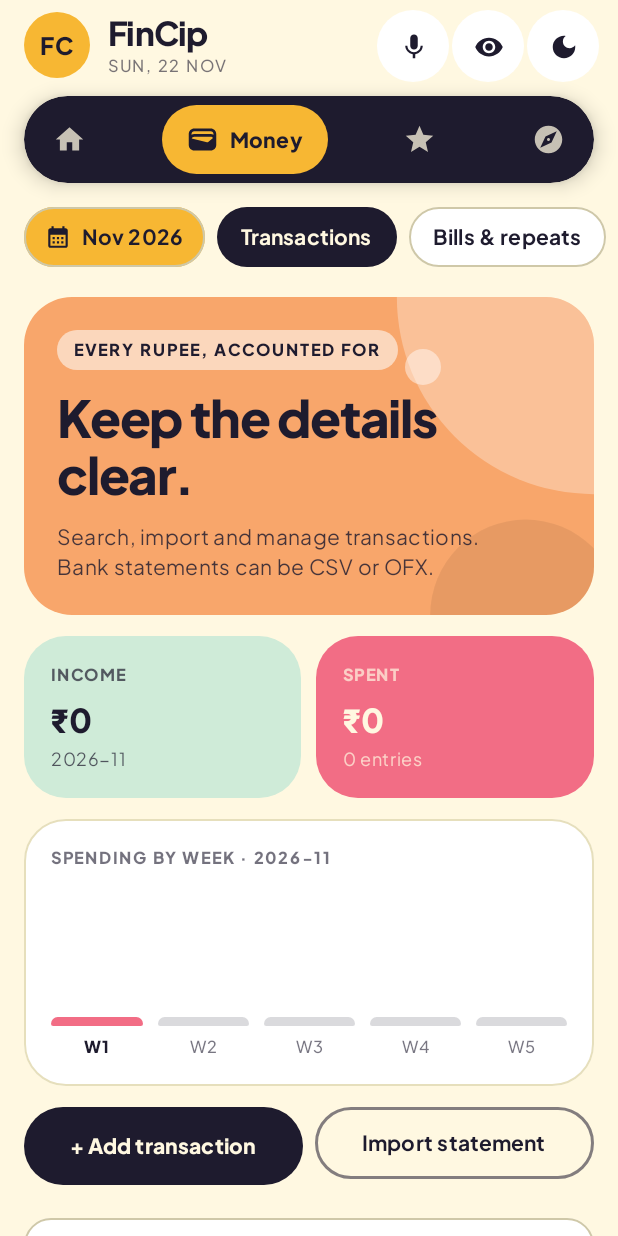
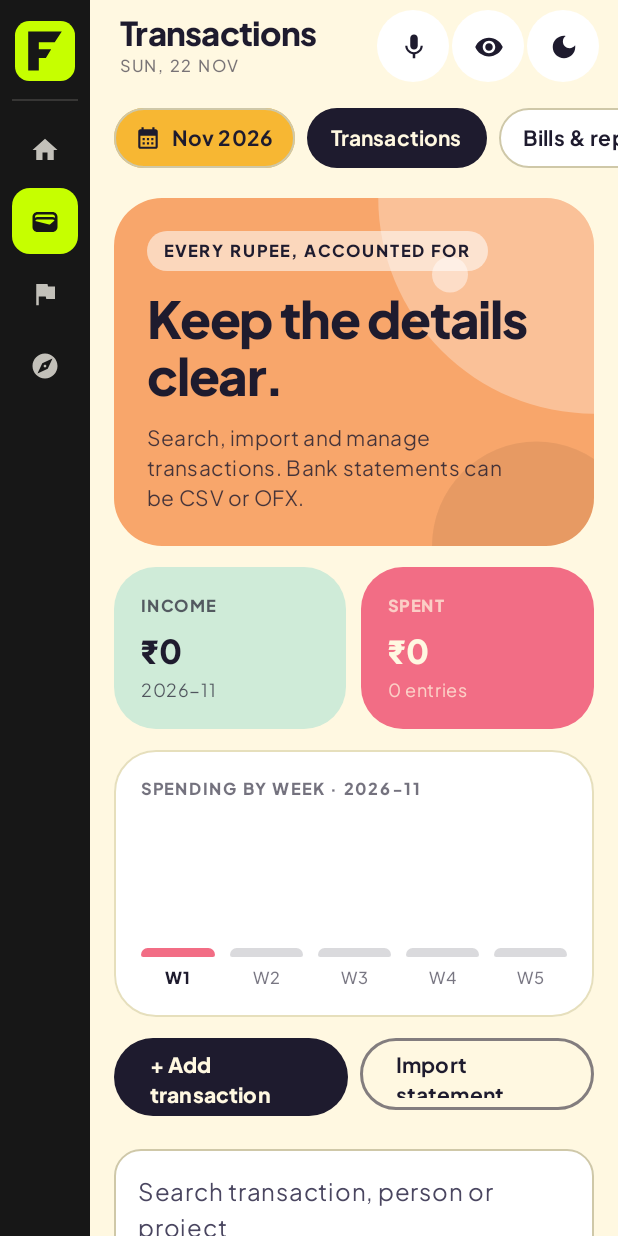
Before and after one commit to iseeasta/FinCipApp, an Android app built with Jetpack Compose: the screen it shows after launch (MainActivity), tab 2 chosen, on a phone screen of 412 x 824 dp. Run offline under Robolectric (Android 15) with nearby library versions, the phone set to English and light mode, and no system bars; libraries missing offline, so code that uses them is left out: java.io, kotlinx.coroutines, kotlinx.coroutines.launch, kotlinx.coroutines.withContext; 1 statement that could not run was skipped.

Commit message:
Collapsible left sidebar, new FinCip mark, launcher icon and splash
Co-Authored-By: Claude Sonnet 5.5 <noreply@anthropic.com>
Claude-Session: https://claude.ai/code/session_01DBYJWRgWpmadHPaHGRoME3

```diff
--- a/FinCip-Native-Android/app/src/main/java/com/fincip/nativeapp/MainActivity.kt
+++ b/FinCip-Native-Android/app/src/main/java/com/fincip/nativeapp/MainActivity.kt
@@ -41,6 +41,19 @@ import androidx.compose.ui.draw.shadow
 import androidx.compose.ui.graphics.luminance
 import androidx.compose.ui.semantics.Role
 import com.fincip.nativeapp.ui.Pop
+import com.fincip.nativeapp.ui.FinCipInk
+import com.fincip.nativeapp.ui.FinCipMark
+import com.fincip.nativeapp.ui.FinCipSidebar
+import com.fincip.nativeapp.ui.SidebarCollapsedWidth
+import com.fincip.nativeapp.ui.SidebarExpandedWidth
+import androidx.compose.animation.AnimatedVisibility
+import androidx.compose.animation.core.FastOutSlowInEasing
+import androidx.compose.animation.core.animateDpAsState
+import androidx.compose.animation.fadeIn
+import androidx.compose.animation.fadeOut
+import androidx.compose.foundation.interaction.MutableInteractionSource
+import androidx.compose.foundation.layout.width
+import androidx.compose.ui.platform.LocalConfiguration
 import com.fincip.nativeapp.ui.PopField
 import com.fincip.nativeapp.ui.PopChip
 import androidx.compose.foundation.layout.padding
@@ -185,6 +198,7 @@ private fun FinCipApp(store: FinanceStore, securePrefs: SecurePrefs) {
     var dark by remember { mutableStateOf(context.getSharedPreferences("fincip_ui", 0).getBoolean("dark", false)) }
     var page by remember { mutableStateOf("overview") }
     var group by remember { mutableStateOf("Home") }
+    var sidebarExpanded by remember { mutableStateOf(context.resources.configuration.screenWidthDp >= 600 && context.getSharedPreferences("fincip_ui", 0).getBoolean("sidebar_expanded", true)) }
     var month by remember { mutableStateOf(currentMonth()) }
     var showEntry by remember { mutableStateOf(false) }
     var showBackupPassword by remember { mutableStateOf(false) }
@@ -659,13 +673,26 @@ private fun FinCipApp(store: FinanceStore, securePrefs: SecurePrefs) {
             }
         }
         if (loading) {
-            Box(Modifier.fillMaxSize(), contentAlignment = Alignment.Center) { Text("FinCip is opening your money space…", fontWeight = FontWeight.Bold) }
+            Box(Modifier.fillMaxSize().background(FinCipInk), contentAlignment = Alignment.Center) {
+                Column(horizontalAlignment = Alignment.CenterHorizontally, verticalArrangement = Arrangement.spacedBy(14.dp)) {
+                    FinCipMark(size = 88.dp)
+                    Text("FinCip", color = Color(0xFFF3F0E7), fontWeight = FontWeight.Black, fontSize = 30.sp, letterSpacing = (-1).sp)
+                    Text("OPENING YOUR MONEY SPACE", color = Color(0xFFF3F0E7).copy(alpha = .55f), style = MaterialTheme.typography.labelSmall, letterSpacing = 1.6.sp)
+                }
+            }
         } else {
             val privacy = workspace.objectOrEmpty("settings").bool("privacyMode")
             val monthIncome = incomeTotal(workspace, month)
             val monthExpenses = expenseTotal(workspace, month)
             val balance = incomeTotal(workspace) - expenseTotal(workspace)
             val savingsRate = if (monthIncome > 0) (monthIncome - monthExpenses) / monthIncome * 100 else 0.0
+            val wide = LocalConfiguration.current.screenWidthDp >= 600
+            val sidebarW by animateDpAsState(if (sidebarExpanded) SidebarExpandedWidth else SidebarCollapsedWidth, tween(260, easing = FastOutSlowInEasing), label = "sidebarWidth")
+            androidx.activity.compose.BackHandler(enabled = !wide && sidebarExpanded) { sidebarExpanded = false }
+            Box(Modifier.fillMaxSize().background(MaterialTheme.colorScheme.background)) {
+              Row(Modifier.fillMaxSize()) {
+                Spacer(Modifier.width(if (wide) sidebarW else SidebarCollapsedWidth))
+                Box(Modifier.weight(1f)) {
             Scaffold(
                 containerColor = MaterialTheme.colorScheme.background,
                 contentWindowInsets = WindowInsets(0, 0, 0, 0),
@@ -675,9 +702,8 @@ private fun FinCipApp(store: FinanceStore, securePrefs: SecurePrefs) {
                         Modifier.fillMaxWidth().padding(horizontal = 16.dp, vertical = 8.dp),
                         verticalAlignment = Alignment.CenterVertically, horizontalArrangement = Arrangement.spacedBy(8.dp)
                     ) {
-                        Box(Modifier.size(44.dp).background(Pop.Sun, CircleShape), contentAlignment = Alignment.Center) { Text("FC", color = Pop.Ink, fontWeight = FontWeight.Black, fontSize = 16.sp) }
                         Column(Modifier.weight(1f).padding(start = 4.dp)) {
-                            Text("FinCip", fontWeight = FontWeight.Black, fontSize = 22.sp, letterSpacing = (-0.5).sp, maxLines = 1)
+                            Text(NAV_PAGES.firstOrNull { it.id == page }?.title ?: "FinCip", fontWeight = FontWeight.Black, fontSize = 22.sp, letterSpacing = (-0.5).sp, maxLines = 1)
                             Text(LocalDate.now().format(DateTimeFormatter.ofPattern("EEE, d MMM", Locale.ENGLISH)).uppercase(), style = MaterialTheme.typography.labelSmall, letterSpacing = 1.2.sp, color = MaterialTheme.colorScheme.onBackground.copy(alpha = .6f), maxLines = 1)
                         }
                         val chipBg = MaterialTheme.colorScheme.surface
@@ -685,7 +711,6 @@ private fun FinCipApp(store: FinanceStore, securePrefs: SecurePrefs) {
                         IconButton(modifier = Modifier.size(42.dp).background(chipBg, CircleShape), onClick = { updateWorkspace { root -> val settings = root.objectOrEmpty("settings"); settings.addProperty("privacyMode", !settings.bool("privacyMode")); root.add("settings", settings) } }) { Icon(if (privacy) Icons.Default.VisibilityOff else Icons.Default.Visibility, contentDescription = "Toggle privacy", modifier = Modifier.size(20.dp)) }
                         IconButton(modifier = Modifier.size(42.dp).background(chipBg, CircleShape), onClick = { dark = !dark; context.getSharedPreferences("fincip_ui", 0).edit().putBoolean("dark", dark).apply() }) { Icon(if (dark) Icons.Default.LightMode else Icons.Default.DarkMode, contentDescription = "Toggle theme", modifier = Modifier.size(20.dp)) }
                     }
-                    PillNav(selected = group) { g -> group = g; page = NAV_PAGES.first { it.group == g }.id }
                     Row(Modifier.fillMaxWidth().horizontalScroll(rememberScrollState()).padding(horizontal = 16.dp, vertical = 8.dp), horizontalArrangement = Arrangement.spacedBy(8.dp), verticalAlignment = Alignment.CenterVertically) {
                         MonthMenu(month) { month = it }
                         NAV_PAGES.filter { it.group == group }.forEach { item ->
@@ -834,6 +859,18 @@ private fun FinCipApp(store: FinanceStore, securePrefs: SecurePrefs) {
                     }
                     }
                 }
+            }
+                }
+              }
+              AnimatedVisibility(visible = !wide && sidebarExpanded, enter = fadeIn(tween(200)), exit = fadeOut(tween(200))) {
+                  Box(Modifier.fillMaxSize().background(Color.Black.copy(alpha = .5f)).clickable(interactionSource = remember { MutableInteractionSource() }, indication = null) { sidebarExpanded = false })
+              }
+              FinCipSidebar(
+                  pages = NAV_PAGES, selectedPage = page, expanded = sidebarExpanded, width = sidebarW,
+                  onToggle = { sidebarExpanded = !sidebarExpanded; if (wide) context.getSharedPreferences("fincip_ui", 0).edit().putBoolean("sidebar_expanded", sidebarExpanded).apply() },
+                  onSelect = { target -> group = target.group; page = target.id; if (!wide) sidebarExpanded = false },
+                  modifier = Modifier.align(Alignment.TopStart)
+              )
             }
         }
     }
@@ -1260,35 +1297,3 @@ private fun writePdfReport(context: android.content.Context, uri: Uri, workspace
     context.contentResolver.openOutputStream(uri)?.use { doc.writeTo(it) }
     doc.close()
 }
-
-
-/** Dark pill navigation pinned under the header. The active tab expands into a sun-yellow capsule with its label. */
-@Composable
-private fun PillNav(selected: String, onSelect: (String) -> Unit) {
-    val items = listOf("Home" to Icons.Default.Home, "Money" to Icons.Default.Wallet, "Plan" to Icons.Default.Star, "Explore" to Icons.Default.Explore)
-    val isDark = MaterialTheme.colorScheme.background.luminance() < 0.3f
-    val pillColor = if (isDark) Color(0xFF110E26) else Pop.Ink
-    val pill = RoundedCornerShape(50)
-    Box(Modifier.fillMaxWidth().padding(horizontal = 16.dp, vertical = 4.dp)) {
-        Row(
-            Modifier.fillMaxWidth().shadow(8.dp, pill).background(pillColor, pill).padding(6.dp),
-            horizontalArrangement = Arrangement.SpaceBetween, verticalAlignment = Alignment.CenterVertically
-        ) {
-            items.forEach { (name, icon) ->
-                val active = name == selected
-                val bg by animateColorAsState(if (active) Pop.Sun else Color.Transparent, tween(200), label = "navBg")
-                val fg by animateColorAsState(if (active) Pop.Ink else Pop.Cream.copy(alpha = .75f), tween(200), label = "navFg")
-                Row(
-                    Modifier.clip(pill).background(bg).clickable(role = Role.Tab) { onSelect(name) }.animateContentSize().padding(horizontal = if (active) 16.dp else 13.dp, vertical = 12.dp),
-                    verticalAlignment = Alignment.CenterVertically
-                ) {
-                    Icon(icon, contentDescription = name, tint = fg, modifier = Modifier.size(22.dp))
-                    if (active) {
-                        Spacer(Modifier.width(7.dp))
-                        Text(name, color = fg, fontWeight = FontWeight.Black, style = MaterialTheme.typography.labelLarge, maxLines = 1)
-                    }
-                }
-            }
-        }
-    }
-}
--- /dev/null
+++ b/FinCip-Native-Android/app/src/main/java/com/fincip/nativeapp/ui/Brand.kt
@@ -0,0 +1,69 @@
+package com.fincip.nativeapp.ui
+
+import androidx.compose.foundation.Canvas
+import androidx.compose.foundation.layout.Arrangement
+import androidx.compose.foundation.layout.Row
+import androidx.compose.foundation.layout.size
+import androidx.compose.material3.Text
+import androidx.compose.runtime.Composable
+import androidx.compose.ui.Alignment
+import androidx.compose.ui.Modifier
+import androidx.compose.ui.geometry.CornerRadius
+import androidx.compose.ui.geometry.Offset
+import androidx.compose.ui.graphics.Color
+import androidx.compose.ui.graphics.Path
+import androidx.compose.ui.graphics.drawscope.Stroke
+import androidx.compose.ui.text.font.FontWeight
+import androidx.compose.ui.unit.Dp
+import androidx.compose.ui.unit.dp
+import androidx.compose.ui.unit.sp
+
+val FinCipLime = Color(0xFFC6FF00)
+val FinCipInk = Color(0xFF171717)
+
+/**
+ * The FinCip mark: a single-colour F whose arms are cut on a rising diagonal, so the letter
+ * also reads as upward movement. Same geometry as the Android launcher icon (ic_launcher_foreground).
+ */
+@Composable
+fun FinCipMark(
+    modifier: Modifier = Modifier,
+    size: Dp = 40.dp,
+    tile: Color = FinCipLime,
+    glyph: Color = FinCipInk,
+    border: Color? = null
+) {
+    Canvas(modifier.size(size)) {
+        val s = this.size.width
+        drawRoundRect(tile, cornerRadius = CornerRadius(s * 0.24f))
+        if (border != null) drawRoundRect(border, cornerRadius = CornerRadius(s * 0.24f), style = Stroke(s * 0.06f))
+        // F glyph in a 38 x 44 box (viewport units), centred in the tile with ~20% padding.
+        val u = s * 0.56f / 38f
+        val ox = s * 0.22f
+        val oy = (s - 44f * u) / 2f
+        fun p(x: Float, y: Float) = Offset(ox + x * u, oy + y * u)
+        val f = Path().apply {
+            moveTo(p(0f, 0f).x, p(0f, 0f).y)
+            lineTo(p(38f, 0f).x, p(38f, 0f).y)
+            lineTo(p(30f, 12f).x, p(30f, 12f).y)
+            lineTo(p(12f, 12f).x, p(12f, 12f).y)
+            lineTo(p(12f, 20f).x, p(12f, 20f).y)
+            lineTo(p(26f, 20f).x, p(26f, 20f).y)
+            lineTo(p(20f, 30f).x, p(20f, 30f).y)
+            lineTo(p(12f, 30f).x, p(12f, 30f).y)
+            lineTo(p(12f, 44f).x, p(12f, 44f).y)
+            lineTo(p(0f, 44f).x, p(0f, 44f).y)
+            close()
+        }
+        drawPath(f, glyph)
+    }
+}
+
+/** Horizontal logo: mark + wordmark. */
+@Composable
+fun FinCipLogo(modifier: Modifier = Modifier, markSize: Dp = 36.dp, textColor: Color, tile: Color = FinCipLime, glyph: Color = FinCipInk) {
+    Row(modifier, verticalAlignment = Alignment.CenterVertically, horizontalArrangement = Arrangement.spacedBy(10.dp)) {
+        FinCipMark(size = markSize, tile = tile, glyph = glyph)
+        Text("FinCip", color = textColor, fontWeight = FontWeight.Black, fontSize = (markSize.value * 0.62f).sp, letterSpacing = (-0.8).sp)
+    }
+}
--- /dev/null
+++ b/FinCip-Native-Android/app/src/main/java/com/fincip/nativeapp/ui/Sidebar.kt
@@ -0,0 +1,186 @@
+package com.fincip.nativeapp.ui
+
+import android.widget.Toast
+import androidx.compose.animation.animateColorAsState
+import androidx.compose.animation.core.tween
+import androidx.compose.foundation.ExperimentalFoundationApi
+import androidx.compose.foundation.background
+import androidx.compose.foundation.combinedClickable
+import androidx.compose.foundation.layout.Arrangement
+import androidx.compose.foundation.layout.Box
+import androidx.compose.foundation.layout.Column
+import androidx.compose.foundation.layout.Row
+import androidx.compose.foundation.layout.Spacer
+import androidx.compose.foundation.layout.fillMaxHeight
+import androidx.compose.foundation.layout.fillMaxWidth
+import androidx.compose.foundation.layout.height
+import androidx.compose.foundation.layout.navigationBarsPadding
+import androidx.compose.foundation.layout.padding
+import androidx.compose.foundation.layout.size
+import androidx.compose.foundation.layout.statusBarsPadding
+import androidx.compose.foundation.layout.width
+import androidx.compose.foundation.rememberScrollState
+import androidx.compose.foundation.shape.RoundedCornerShape
+import androidx.compose.foundation.verticalScroll
+import androidx.compose.material.icons.Icons
+import androidx.compose.material.icons.filled.AccountBalance
+import androidx.compose.material.icons.filled.Autorenew
+import androidx.compose.material.icons.filled.Bolt
+import androidx.compose.material.icons.filled.Calculate
+import androidx.compose.material.icons.filled.Circle
+import androidx.compose.material.icons.filled.CurrencyExchange
+import androidx.compose.material.icons.filled.Dashboard
+import androidx.compose.material.icons.filled.Diamond
+import androidx.compose.material.icons.filled.Event
+import androidx.compose.material.icons.filled.Explore
+import androidx.compose.material.icons.filled.Flag
+import androidx.compose.material.icons.filled.Groups
+import androidx.compose.material.icons.filled.Home
+import androidx.compose.material.icons.filled.Insights
+import androidx.compose.material.icons.filled.PieChart
+import androidx.compose.material.icons.filled.Receipt
+import androidx.compose.material.icons.filled.ReceiptLong
+import androidx.compose.material.icons.filled.Science
+import androidx.compose.material.icons.filled.Settings
+import androidx.compose.material.icons.filled.Shield
+import androidx.compose.material.icons.filled.ShowChart
+import androidx.compose.material.icons.filled.Timeline
+import androidx.compose.material.icons.filled.Wallet
+import androidx.compose.material.icons.filled.SwapHoriz
+import androidx.compose.material3.Icon
+import androidx.compose.material3.MaterialTheme
+import androidx.compose.material3.Text
+import androidx.compose.runtime.Composable
+import androidx.compose.runtime.getValue
+import androidx.compose.ui.Alignment
+import androidx.compose.ui.Modifier
+import androidx.compose.ui.draw.clip
+import androidx.compose.ui.draw.clipToBounds
+import androidx.compose.ui.graphics.Color
+import androidx.compose.ui.graphics.vector.ImageVector
+import androidx.compose.ui.platform.LocalContext
+import androidx.compose.ui.semantics.Role
+import androidx.compose.ui.text.font.FontWeight
+import androidx.compose.ui.text.style.TextOverflow
+import androidx.compose.ui.unit.Dp
+import androidx.compose.ui.unit.dp
+import androidx.compose.ui.unit.sp
+import com.fincip.nativeapp.data.NavPage
+
+val SidebarCollapsedWidth = 60.dp
+val SidebarExpandedWidth = 248.dp
+
+private val Bone = Color(0xFFF3F0E7)
+
+private fun groupIcon(group: String): ImageVector = when (group) {
+    "Home" -> Icons.Default.Home
+    "Money" -> Icons.Default.Wallet
+    "Plan" -> Icons.Default.Flag
+    else -> Icons.Default.Explore
+}
+
+private fun pageIcon(id: String): ImageVector = when (id) {
+    "overview" -> Icons.Default.Dashboard
+    "transactions" -> Icons.Default.SwapHoriz
+    "recurring" -> Icons.Default.Autorenew
+    "calendar" -> Icons.Default.Event
+    "subscriptions" -> Icons.Default.Receipt
+    "currency" -> Icons.Default.CurrencyExchange
+    "budgets" -> Icons.Default.PieChart
+    "goals" -> Icons.Default.Flag
+    "networth" -> Icons.Default.Diamond
+    "simulator" -> Icons.Default.Science
+    "india" -> Icons.Default.AccountBalance
+    "tax" -> Icons.Default.Calculate
+    "portfolio" -> Icons.Default.ShowChart
+    "forecast" -> Icons.Default.Timeline
+    "insights" -> Icons.Default.Insights
+    "rules" -> Icons.Default.Bolt
+    "receipts" -> Icons.Default.ReceiptLong
+    "household" -> Icons.Default.Groups
+    "security" -> Icons.Default.Shield
+    "settings" -> Icons.Default.Settings
+    else -> Icons.Default.Circle
+}
+
+/**
+ * Left navigation. Collapsed: logo plus one icon per section. Expanded: logo, wordmark and every
+ * destination grouped under its section. The logo toggles the state. [width] is animated by the caller
+ * so the content area can follow it.
+ */
+@OptIn(ExperimentalFoundationApi::class)
+@Composable
+fun FinCipSidebar(
+    pages: List<NavPage>,
+    selectedPage: String,
+    expanded: Boolean,
+    width: Dp,
+    onToggle: () -> Unit,
+    onSelect: (NavPage) -> Unit,
+    modifier: Modifier = Modifier
+) {
+    val bg = FinCipInk
+    val selectedGroup = pages.firstOrNull { it.id == selectedPage }?.group ?: "Home"
+    val groups = pages.map { it.group }.distinct()
+    val labelAlpha = ((width - SidebarCollapsedWidth) / (SidebarExpandedWidth - SidebarCollapsedWidth)).coerceIn(0f, 1f)
+    val context = LocalContext.current
+    Column(
+        modifier.width(width).fillMaxHeight().clipToBounds().background(bg)
+            .statusBarsPadding().navigationBarsPadding().padding(horizontal = 8.dp, vertical = 10.dp)
+    ) {
+        // Logo = toggle. Always visible, same position in both states.
+        Row(
+            Modifier.fillMaxWidth().height(48.dp).clip(RoundedCornerShape(12.dp))
+                .combinedClickable(role = Role.Button, onClickLabel = if (expanded) "Collapse sidebar" else "Expand sidebar", onClick = onToggle),
+            verticalAlignment = Alignment.CenterVertically
+        ) {
+            Spacer(Modifier.width(2.dp))
+            FinCipMark(size = 40.dp)
+            if (labelAlpha > 0.05f) {
+                Spacer(Modifier.width(10.dp))
+                Text("FinCip", color = Bone.copy(alpha = labelAlpha), fontWeight = FontWeight.Black, fontSize = 22.sp, letterSpacing = (-0.6).sp, maxLines = 1, softWrap = false)
+            }
+        }
+        Spacer(Modifier.height(8.dp))
+        Box(Modifier.fillMaxWidth().height(1.dp).background(Bone.copy(alpha = .14f)))
+        Spacer(Modifier.height(10.dp))
+
+        Column(Modifier.weight(1f).verticalScroll(rememberScrollState()), verticalArrangement = Arrangement.spacedBy(4.dp)) {
+            groups.forEachIndexed { index, group ->
+                val items = pages.filter { it.group == group }
+                if (expanded) {
+                    if (index > 0) { Spacer(Modifier.height(8.dp)); Box(Modifier.fillMaxWidth().height(1.dp).background(Bone.copy(alpha = .10f))); Spacer(Modifier.height(8.dp)) }
+                    Text(
+                        group.uppercase(), color = Bone.copy(alpha = .45f * labelAlpha), style = MaterialTheme.typography.labelSmall,
+                        letterSpacing = 1.6.sp, fontWeight = FontWeight.Black, maxLines = 1, softWrap = false,
+                        modifier = Modifier.padding(start = 12.dp, top = 2.dp, bottom = 4.dp)
+                    )
+                    items.forEach { p ->
+                        SidebarItem(pageIcon(p.id), p.title, p.id == selectedPage, labelAlpha, onClick = { onSelect(p) }, onHint = { Toast.makeText(context, p.title, Toast.LENGTH_SHORT).show() })
+                    }
+                } else {
+                    SidebarItem(groupIcon(group), group, group == selectedGroup, 0f, onClick = { onSelect(items.first()) }, onHint = { Toast.makeText(context, group, Toast.LENGTH_SHORT).show() })
+                }
+            }
+        }
+    }
+}
+
+@OptIn(ExperimentalFoundationApi::class)
+@Composable
+private fun SidebarItem(icon: ImageVector, label: String, selected: Boolean, labelAlpha: Float, onClick: () -> Unit, onHint: () -> Unit) {
+    val bg by animateColorAsState(if (selected) FinCipLime else Color.Transparent, tween(180), label = "sbBg")
+    val fg by animateColorAsState(if (selected) FinCipInk else Bone.copy(alpha = .78f), tween(180), label = "sbFg")
+    Row(
+        Modifier.fillMaxWidth().height(44.dp).clip(RoundedCornerShape(12.dp)).background(bg)
+            .combinedClickable(role = Role.Tab, onLongClick = onHint, onClick = onClick)
+            .padding(horizontal = 12.dp),
+        verticalAlignment = Alignment.CenterVertically
+    ) {
+        Icon(icon, contentDescription = label, tint = fg, modifier = Modifier.size(22.dp))
+        if (labelAlpha > 0.05f) {
+            Spacer(Modifier.width(12.dp))
+            Text(label, color = fg.copy(alpha = fg.alpha * labelAlpha), fontWeight = if (selected) FontWeight.Black else FontWeight.Bold, style = MaterialTheme.typography.bodyMedium, maxLines = 1, softWrap = false, overflow = TextOverflow.Clip)
+        }
+    }
+}
--- a/FinCip-Native-Android/app/src/main/res/drawable/ic_launcher_foreground.xml
+++ b/FinCip-Native-Android/app/src/main/res/drawable/ic_launcher_foreground.xml
@@ -1,6 +1,4 @@
 <vector xmlns:android="http://schemas.android.com/apk/res/android"
     android:width="108dp" android:height="108dp" android:viewportWidth="108" android:viewportHeight="108">
-    <path android:fillColor="#171717" android:pathData="M15,15h78v78h-78z"/>
-    <path android:fillColor="#FFD166" android:pathData="M29,30h16v20l20,-20h21l-26,26 27,23h-23l-19,-17v17h-16z"/>
-    <path android:fillColor="#171717" android:pathData="M44,39h21v8h-21z"/>
+    <path android:fillColor="#C6FF00" android:pathData="M35,32h38l-8,12h-18v8h14l-6,10h-8v14h-12z"/>
 </vector>
--- a/FinCip-Native-Android/app/src/main/res/mipmap-anydpi-v26/ic_launcher.xml
+++ b/FinCip-Native-Android/app/src/main/res/mipmap-anydpi-v26/ic_launcher.xml
@@ -1,4 +1,5 @@
 <adaptive-icon xmlns:android="http://schemas.android.com/apk/res/android">
     <background android:drawable="@drawable/ic_launcher_background" />
     <foreground android:drawable="@drawable/ic_launcher_foreground" />
+    <monochrome android:drawable="@drawable/ic_launcher_foreground" />
 </adaptive-icon>
```
Also changed, not shown: FinCip-Native-Android/app/src/main/res/drawable/ic_launcher_background.xml (+4 -3 lines).
